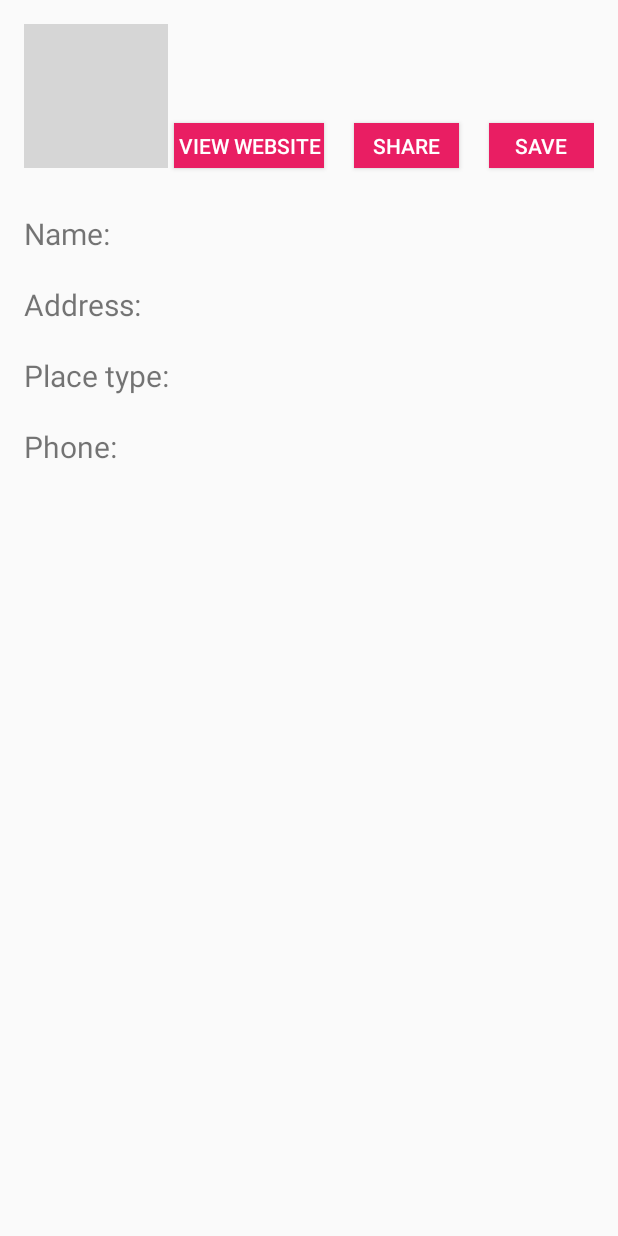
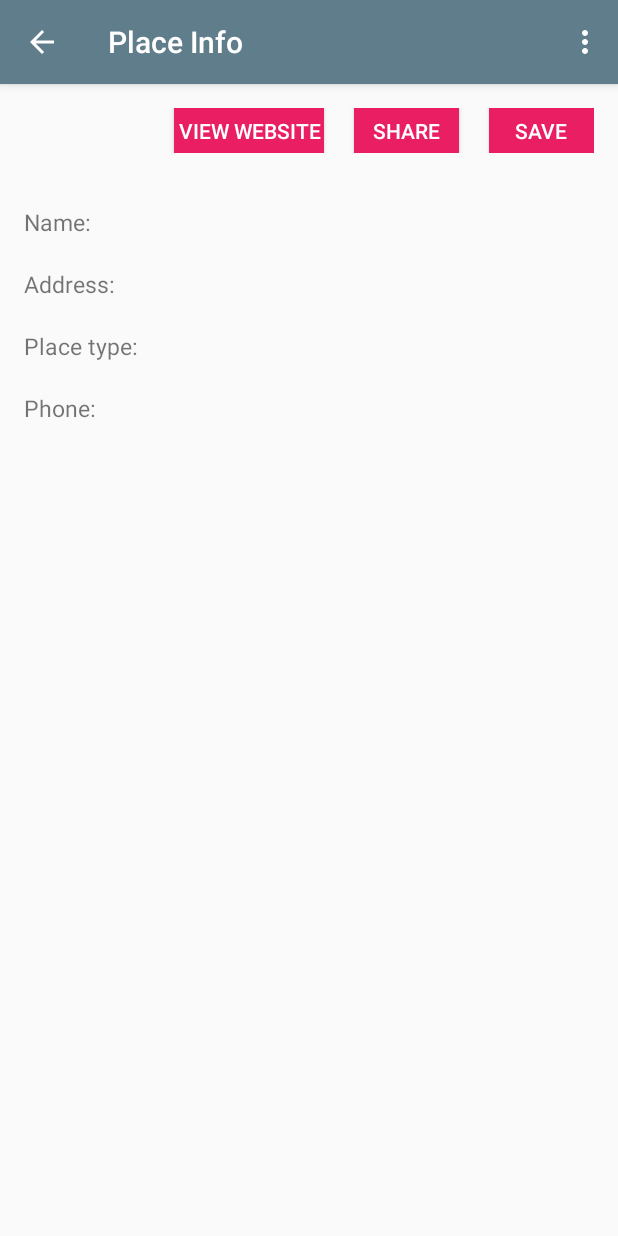
Before and after one commit to hieunguyen725/MyPlaces, an Android app: the PlaceInfoActivity screen opened directly, with no data from a screen before it, on a phone screen of 412 x 824 dp. Run offline under Robolectric (Android 15) with nearby library versions, the phone set to English and light mode, and no system bars; grey boxes are pictures that could not be loaded.

Commit message:
Minor changes to the material design layout colors

```diff
--- a/app/src/main/AndroidManifest.xml
+++ b/app/src/main/AndroidManifest.xml
@@ -61,8 +61,12 @@
         </activity>
         <activity
             android:name="controller.PlaceInfoActivity"
-            android:label="@string/title_activity_place_info" >
+            android:label="@string/title_activity_place_info"
+            android:parentActivityName="controller.MainActivity" >
 
+            <meta-data
+                android:name="android.support.PARENT_ACTIVITY"
+                android:value="controller.MainActivity" />
         </activity>
     </application>
 
--- a/app/src/main/java/controller/MyPlacesActivity.java
+++ b/app/src/main/java/controller/MyPlacesActivity.java
@@ -36,6 +36,7 @@ public class MyPlacesActivity extends AppCompatActivity {
                 // User chose the "Favorite" action, mark the current item
                 // as a favorite...
                 Intent intentNearby = new Intent(this, NearbySearchActivity.class);
+                MainActivity.currentIntent = intentNearby;
                 startActivity(intentNearby);
                 return true;
 
@@ -43,6 +44,7 @@ public class MyPlacesActivity extends AppCompatActivity {
                 // User chose the "Favorite" action, mark the current item
                 // as a favorite...
                 Intent intentRelated = new Intent(this, RelatedSearchActivity.class);
+                MainActivity.currentIntent = intentRelated;
                 startActivity(intentRelated);
                 return true;
 
@@ -50,6 +52,7 @@ public class MyPlacesActivity extends AppCompatActivity {
                 // User chose the "Favorite" action, mark the current item
                 // as a favorite...
                 Intent intentPlaces = new Intent(this, MyPlacesActivity.class);
+                MainActivity.currentIntent = intentPlaces;
                 startActivity(intentPlaces);
                 return true;
 
--- a/app/src/main/java/controller/PlaceInfoActivity.java
+++ b/app/src/main/java/controller/PlaceInfoActivity.java
@@ -42,7 +42,8 @@ public class PlaceInfoActivity extends AppCompatActivity {
     protected void onCreate(Bundle savedInstanceState) {
         super.onCreate(savedInstanceState);
         setContentView(R.layout.activity_place_info);
-        getSupportActionBar().hide();
+//        getSupportActionBar().hide();
+//        getSupportActionBar().setDisplayShowTitleEnabled(false);
 
         progressBar = (ProgressBar) findViewById(R.id.placeInfo_progressBar);
         progressBar.setVisibility(View.INVISIBLE);
--- a/app/src/main/res/layout/activity_place_info.xml
+++ b/app/src/main/res/layout/activity_place_info.xml
@@ -20,26 +20,14 @@
 
     <RelativeLayout
         android:layout_width="match_parent"
-        android:layout_height="wrap_content">
-
-        <ImageButton
-            android:layout_width="wrap_content"
-            android:layout_height="wrap_content"
-            android:id="@+id/placeInfo_back_button"
-            android:layout_alignParentTop="true"
-            android:layout_alignParentLeft="true"
-            android:layout_alignParentStart="true"
-            android:src="@mipmap/backbutton_icon"
-            android:layout_marginBottom="30dp"
-            android:onClick="backButtonOnClick"
-            android:background="@android:color/white" />
+        android:layout_height="wrap_content"
+        android:layout_marginBottom="35dp">
 
         <Button
             android:layout_width="70dp"
             android:layout_height="30dp"
             android:text="Save"
             android:id="@+id/placeInfo_save_button"
-            android:layout_alignBottom="@+id/placeInfo_back_button"
             android:layout_alignParentRight="true"
             android:layout_alignParentEnd="true"
             android:background="#E91E63"
@@ -50,7 +38,6 @@
             android:layout_height="30dp"
             android:text="Share"
             android:id="@+id/placeInfo_share_button"
-            android:layout_alignBottom="@+id/placeInfo_back_button"
             android:layout_toLeftOf="@+id/placeInfo_save_button"
             android:layout_toStartOf="@+id/placeInfo_save_button"
             android:background="#E91E63"
@@ -84,7 +71,7 @@
         android:layout_height="wrap_content"
         android:text="Name: "
         android:id="@+id/placeInfo_name_tv"
-        android:textSize="20sp"
+        android:textSize="15sp"
         android:layout_marginBottom="20dp" />
 
     <TextView
@@ -92,7 +79,7 @@
         android:layout_height="wrap_content"
         android:id="@+id/placeInfo_address_tv"
         android:layout_marginBottom="20dp"
-        android:textSize="20sp"
+        android:textSize="15sp"
         android:text="Address: " />
 
     <TextView
@@ -101,7 +88,7 @@
         android:text="Place type: "
         android:id="@+id/placeInfo_placeType_tv"
         android:layout_marginBottom="20dp"
-        android:textSize="20sp" />
+        android:textSize="15sp" />
 
     <TextView
         android:layout_width="wrap_content"
@@ -109,18 +96,18 @@
         android:text="Phone: "
         android:id="@+id/placeInfo_phone_tv"
         android:layout_marginBottom="20dp"
-        android:textSize="20sp" />
+        android:textSize="15sp" />
 
     <TextView
         android:layout_width="wrap_content"
         android:layout_height="wrap_content"
         android:id="@+id/placeInfo_description_tv"
         android:layout_marginBottom="20dp"
-        android:textSize="20sp" />
+        android:textSize="15sp" />
 
         <ImageView
         android:layout_width="match_parent"
-        android:layout_height="200dp"
+        android:layout_height="wrap_content"
         android:id="@+id/placeInfo_place_image"
         android:layout_marginBottom="20dp" />
 
@@ -129,14 +116,14 @@
             android:layout_height="wrap_content"
             android:id="@+id/placeInfo_opening_hours_tv"
             android:layout_marginBottom="20dp"
-            android:textSize="12sp" />
+            android:textSize="14sp" />
 
         <TextView
             android:layout_width="wrap_content"
             android:layout_height="wrap_content"
             android:id="@+id/placeInfo_reviews_tv"
             android:layout_marginBottom="20dp"
-            android:textSize="12sp" />
+            android:textSize="14sp" />
 
 
     </LinearLayout>
--- a/app/src/main/res/values/colors.xml
+++ b/app/src/main/res/values/colors.xml
@@ -3,6 +3,6 @@
 
     <color name="primaryColor">#607D8B</color>
     <color name="primaryColorDark">#455A64</color>
-    <color name="accentColor">#E91E63</color>
+    <color name="colorAccent">#E91E63</color>
 
 </resources>
--- a/app/src/main/res/values/styles.xml
+++ b/app/src/main/res/values/styles.xml
@@ -8,7 +8,7 @@
     <style name="AppTheme.Base" parent="Theme.AppCompat.Light.DarkActionBar">
         <item name="colorPrimary">@color/primaryColor</item>
         <item name="colorPrimaryDark">@color/primaryColorDark</item>
-        <item name="colorAccent">@color/accentColor</item>
+        <item name="colorAccent">@color/colorAccent</item>
 
     </style>
 
```
Also changed, not shown: app/src/main/java/controller/MainActivity.java (+11 -2 lines), app/src/main/java/controller/NearbySearchActivity.java (+9 -0 lines), app/src/main/java/controller/RelatedSearchActivity.java (+9 -0 lines), app/src/main/res/values/strings.xml (+8 -8 lines).
